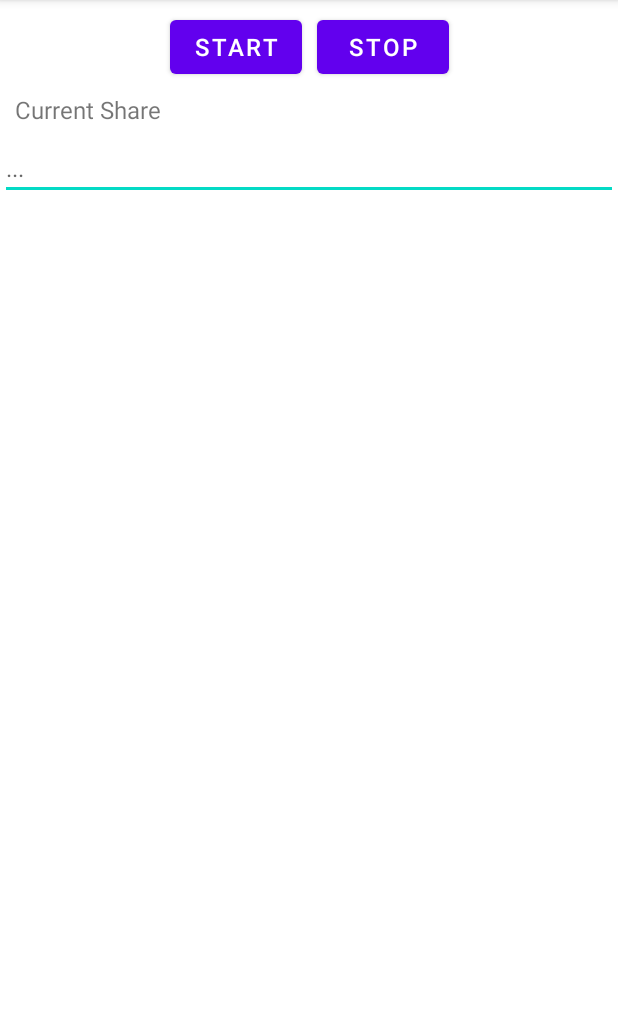
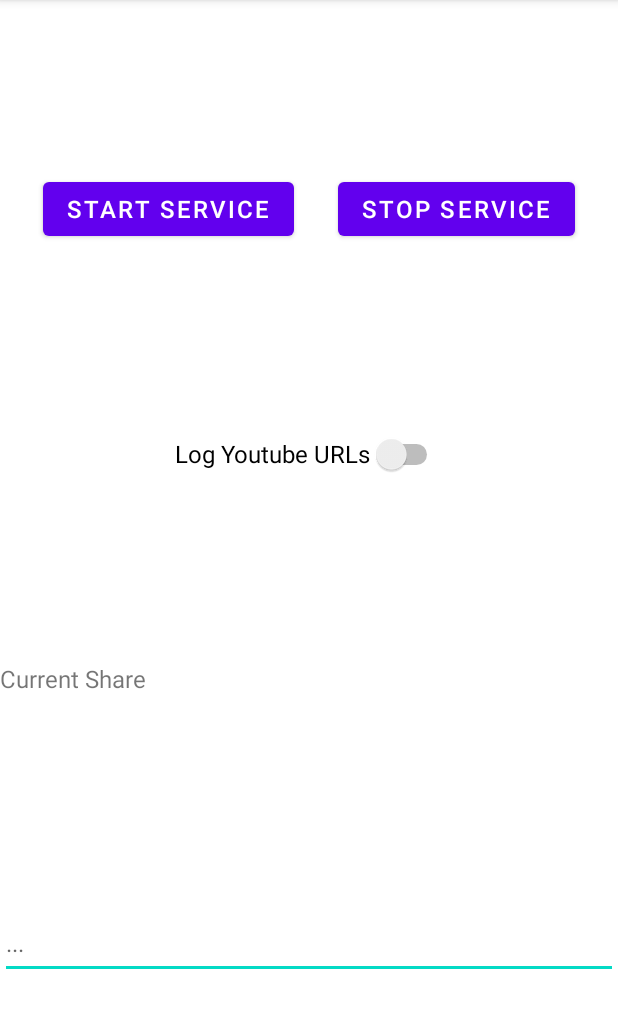
Before and after one commit to bashirahmedd/sharelogger, an Android app: the screen it shows after launch (MainActivity2), on a phone screen of 412 x 824 dp, the part 84-1112 px from its top. Run offline under Robolectric (Android 15) with nearby library versions, the phone set to English and light mode, and no system bars.

```diff
--- a/app/src/main/AndroidManifest.xml
+++ b/app/src/main/AndroidManifest.xml
@@ -17,7 +17,6 @@
                 <action android:name="android.intent.action.MAIN" />
                 <category android:name="android.intent.category.LAUNCHER" />
             </intent-filter>
-
         </activity>
 <!--        <activity-->
 <!--            android:name=".MainActivity"-->
@@ -35,13 +34,11 @@
 <!--            &lt;!&ndash; <data android:mimeType="text/plain" /> &ndash;&gt;-->
 <!--            &lt;!&ndash; </intent-filter> &ndash;&gt;-->
 
-
 <!--            &lt;!&ndash; <intent-filter> &ndash;&gt;-->
 <!--            &lt;!&ndash; <action android:name="android.intent.action.SEND" /> &ndash;&gt;-->
 <!--            &lt;!&ndash; <category android:name="android.intent.category.DEFAULT" /> &ndash;&gt;-->
 <!--            &lt;!&ndash; <data android:mimeType="image/*" /> &ndash;&gt;-->
 <!--            &lt;!&ndash; </intent-filter> &ndash;&gt;-->
-
 
 <!--            &lt;!&ndash; <intent-filter> &ndash;&gt;-->
 <!--            &lt;!&ndash; <action android:name="android.intent.action.SEND_MULTIPLE" /> &ndash;&gt;-->
@@ -49,20 +46,17 @@
 <!--            &lt;!&ndash; <data android:mimeType="image/*" /> &ndash;&gt;-->
 <!--            &lt;!&ndash; </intent-filter> &ndash;&gt;-->
 
-
 <!--            &lt;!&ndash; <intent-filter> &ndash;&gt;-->
 <!--            &lt;!&ndash; <action android:name="android.intent.action.SEND" /> &ndash;&gt;-->
 <!--            &lt;!&ndash; <category android:name="android.intent.category.DEFAULT" /> &ndash;&gt;-->
 <!--            &lt;!&ndash; <data android:mimeType="audio/*" /> &ndash;&gt;-->
 <!--            &lt;!&ndash; </intent-filter> &ndash;&gt;-->
 
-
 <!--            &lt;!&ndash; <intent-filter> &ndash;&gt;-->
 <!--            &lt;!&ndash; <action android:name="android.intent.action.SEND_MULTIPLE" /> &ndash;&gt;-->
 <!--            &lt;!&ndash; <category android:name="android.intent.category.DEFAULT" /> &ndash;&gt;-->
 <!--            &lt;!&ndash; <data android:mimeType="audio/*" /> &ndash;&gt;-->
 <!--            &lt;!&ndash; </intent-filter> &ndash;&gt;-->
-
 <!--        </activity>-->
 
         <service android:name=".utils.ClipboardMonitorService" />
--- a/app/src/main/java/com/ahmed/sharelogger/MainActivity2.java
+++ b/app/src/main/java/com/ahmed/sharelogger/MainActivity2.java
@@ -4,24 +4,73 @@ import androidx.appcompat.app.AppCompatActivity;
 
 import android.os.Bundle;
 import android.util.Log;
+import android.view.View;
+import android.widget.Button;
+import android.widget.CompoundButton;
+import android.widget.EditText;
+import android.widget.Switch;
 import android.widget.TextView;
 
 import com.ahmed.sharelogger.utils.ApplicationInstance;
 
-public class MainActivity2 extends AppCompatActivity {
+public class MainActivity2 extends AppCompatActivity implements View.OnClickListener, CompoundButton.OnCheckedChangeListener {
 
     private ApplicationInstance applicationInstance;
+
+    private  Button btn_start_service;
+    private Button btn_stop_service;
+    private Switch swt_yt_urls;
+    private TextView tx_current_share;
+    private EditText ed_current_share;
 
     @Override
     protected void onCreate(Bundle savedInstanceState) {
         super.onCreate(savedInstanceState);
         setContentView(R.layout.activity_main2);
 
-//        final TextView urlTextView = (TextView) findViewById(R.id.text_url);
-//        urlTextView.setText(R.string.initial_url_text);
+        btn_start_service = (Button) findViewById(R.id.btn_start_service);
+        btn_start_service.setOnClickListener(this);
+
+        btn_stop_service = (Button) findViewById(R.id.btn_stop_service);
+        btn_stop_service.setOnClickListener(this);
+
+        swt_yt_urls = (Switch) findViewById(R.id.swt_yt_urls);
+        swt_yt_urls.setOnCheckedChangeListener(this);
+
+        tx_current_share = (TextView) findViewById(R.id.tx_current_share);
+        ed_current_share = (EditText) findViewById(R.id.ed_current_share);
 
         Log.i("MainActivity", "onCreate");
-        applicationInstance = new ApplicationInstance(this);
+        //applicationInstance = new ApplicationInstance(this);
+    }
 
+    @Override
+    public void onClick(View v) {
+        switch (v.getId()) {
+            case  R.id.btn_start_service: {
+                Log.d("ButtonClick", "btn_start_service");
+                break;
+            }
+            case R.id.btn_stop_service: {
+                Log.d("ButtonClick", "btn_stop_service");
+                break;
+            }
+        }
+    }
+
+    @Override
+    public void onCheckedChanged(CompoundButton compoundButton, boolean isChecked) {
+        switch(compoundButton.getId()){
+            case R.id.swt_yt_urls:{
+                if (isChecked) {
+                    // The switch enabled
+                    ed_current_share.setText( "Switch on");
+                } else {
+                    // The switch disabled
+                    ed_current_share.setText( "Switch off");
+                }
+                break;
+            }
+        }
     }
 }
--- a/app/src/main/java/com/ahmed/sharelogger/utils/ClipboardMonitorService.java
+++ b/app/src/main/java/com/ahmed/sharelogger/utils/ClipboardMonitorService.java
@@ -92,7 +92,7 @@ public class ClipboardMonitorService extends Service {
                 String clipboardEntry = clip.getItemAt(0).getText().toString().trim();
                 if (!clipboardEntry.equals("")) {
                     // speak
-                    ttsWrapperInstance.speak(clipboardEntry, false, true);
+                    //ttsWrapperInstance.speak(clipboardEntry, false, true);
                     // store to disk
                     settingsManagerInstance.getClipboardEntryHistory().addClipboardEntry(clipboardEntry);
                     // reload ui
--- a/app/src/main/res/layout/activity_main2.xml
+++ b/app/src/main/res/layout/activity_main2.xml
@@ -1,50 +1,60 @@
 <?xml version="1.0" encoding="utf-8"?>
 <androidx.constraintlayout.widget.ConstraintLayout xmlns:android="http://schemas.android.com/apk/res/android"
     xmlns:app="http://schemas.android.com/apk/res-auto"
+    xmlns:tools="http://schemas.android.com/tools"
     android:id="@+id/top_cons_layout"
     android:layout_width="match_parent"
     android:layout_height="match_parent">
 
     <Button
-        android:id="@+id/btn_start_log"
+        android:id="@+id/btn_start_service"
         android:layout_width="wrap_content"
         android:layout_height="wrap_content"
-        android:layout_marginEnd="10dp"
         android:text="@string/start_log"
         android:textSize="16sp"
-        app:layout_constraintBottom_toBottomOf="parent"
-        app:layout_constraintEnd_toStartOf="@+id/btn_stop_log"
-        app:layout_constraintHorizontal_bias="0.5"
-        app:layout_constraintHorizontal_chainStyle="packed"
+        app:layout_constraintTop_toTopOf="parent"
+        app:layout_constraintBottom_toTopOf="@id/swt_yt_urls"
+        app:layout_constraintEnd_toStartOf="@+id/btn_stop_service"
         app:layout_constraintStart_toStartOf="parent"
-        app:layout_constraintTop_toTopOf="parent"
-        app:layout_constraintVertical_bias="0.01" />
+         />
 
     <Button
-        android:id="@+id/btn_stop_log"
+        android:id="@+id/btn_stop_service"
         android:layout_width="wrap_content"
         android:layout_height="wrap_content"
         android:text="@string/stop_log"
         android:textSize="16sp"
-        app:layout_constraintBottom_toBottomOf="parent"
+        app:layout_constraintBottom_toTopOf="@id/swt_yt_urls"
         app:layout_constraintEnd_toEndOf="parent"
-        app:layout_constraintHorizontal_bias="0.5"
-        app:layout_constraintStart_toEndOf="@+id/btn_start_log"
+        app:layout_constraintStart_toEndOf="@+id/btn_start_service"
         app:layout_constraintTop_toTopOf="parent"
-        app:layout_constraintVertical_bias="0.01" />
+        app:layout_constraintVertical_bias="0.26" />
+
+    <Switch
+        android:id="@+id/swt_yt_urls"
+        android:layout_width="wrap_content"
+        android:layout_height="wrap_content"
+        android:minHeight="48dp"
+        android:text="@string/log_youtube_urls"
+        android:textSize="16sp"
+        app:layout_constraintBottom_toTopOf="@id/tx_current_share"
+        app:layout_constraintEnd_toEndOf="parent"
+        app:layout_constraintStart_toStartOf="parent"
+        app:layout_constraintTop_toBottomOf="@id/btn_stop_service"
+        tools:ignore="UseSwitchCompatOrMaterialXml" />
 
     <TextView
         android:id="@+id/tx_current_share"
         android:layout_width="match_parent"
         android:layout_height="wrap_content"
-        android:layout_marginStart="10dp"
         android:layout_marginEnd="10dp"
+        android:minHeight="48dp"
         android:text="@string/tw_current_share"
         android:textSize="16sp"
-        app:layout_constraintBottom_toBottomOf="parent"
+        app:layout_constraintBottom_toTopOf="@id/ed_current_share"
         app:layout_constraintEnd_toEndOf="parent"
         app:layout_constraintStart_toStartOf="parent"
-        app:layout_constraintTop_toBottomOf="@+id/btn_start_log"
+        app:layout_constraintTop_toBottomOf="@+id/swt_yt_urls"
         app:layout_constraintVertical_bias="0.01" />
 
     <EditText
@@ -55,12 +65,15 @@
         android:hint="@string/ed_current_share"
         android:inputType="textPersonName"
         android:labelFor="@id/tx_current_share"
+        android:minHeight="48dp"
         android:textSize="16sp"
         app:layout_constraintBottom_toBottomOf="parent"
         app:layout_constraintEnd_toEndOf="parent"
         app:layout_constraintStart_toStartOf="parent"
         app:layout_constraintTop_toBottomOf="@+id/tx_current_share"
-        app:layout_constraintVertical_bias="0.01" />
+        app:layout_constraintVertical_bias="0.2"
+        tools:ignore="DuplicateSpeakableTextCheck" />
+
 
 
 </androidx.constraintlayout.widget.ConstraintLayout>
--- a/app/src/main/res/values/strings.xml
+++ b/app/src/main/res/values/strings.xml
@@ -31,9 +31,10 @@
     <string name="dialogDisabled">Off</string>
     <string name="initial_url_text">Welcome Home</string>
 
-    <string name="start_log">Start</string>
-    <string name="stop_log">Stop</string>
+    <string name="start_log">Start Service</string>
+    <string name="stop_log">Stop Service</string>
     <string name="tw_current_share">Current Share</string>
     <string name="ed_current_share">...</string>
+    <string name="log_youtube_urls">Log Youtube URLs</string>
 
 </resources>
--- a/build.gradle
+++ b/build.gradle
@@ -1,7 +1,7 @@
 // Top-level build file where you can add configuration options common to all sub-projects/modules.
 plugins {
-    id 'com.android.application' version '7.1.1' apply false
-    id 'com.android.library' version '7.1.1' apply false
+    id 'com.android.application' version '7.1.2' apply false
+    id 'com.android.library' version '7.1.2' apply false
 }
 
 task clean(type: Delete) {
```
Also changed, not shown: app/build.gradle (+5 -5 lines), 2 other files.
